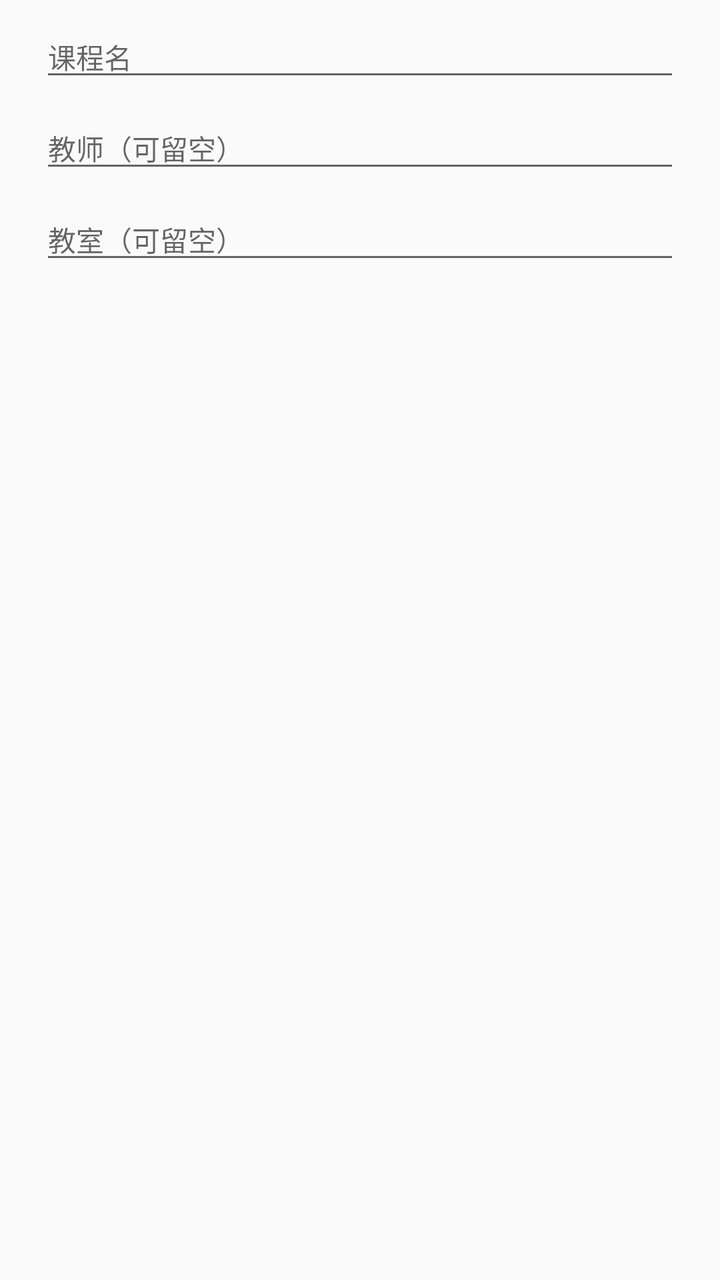
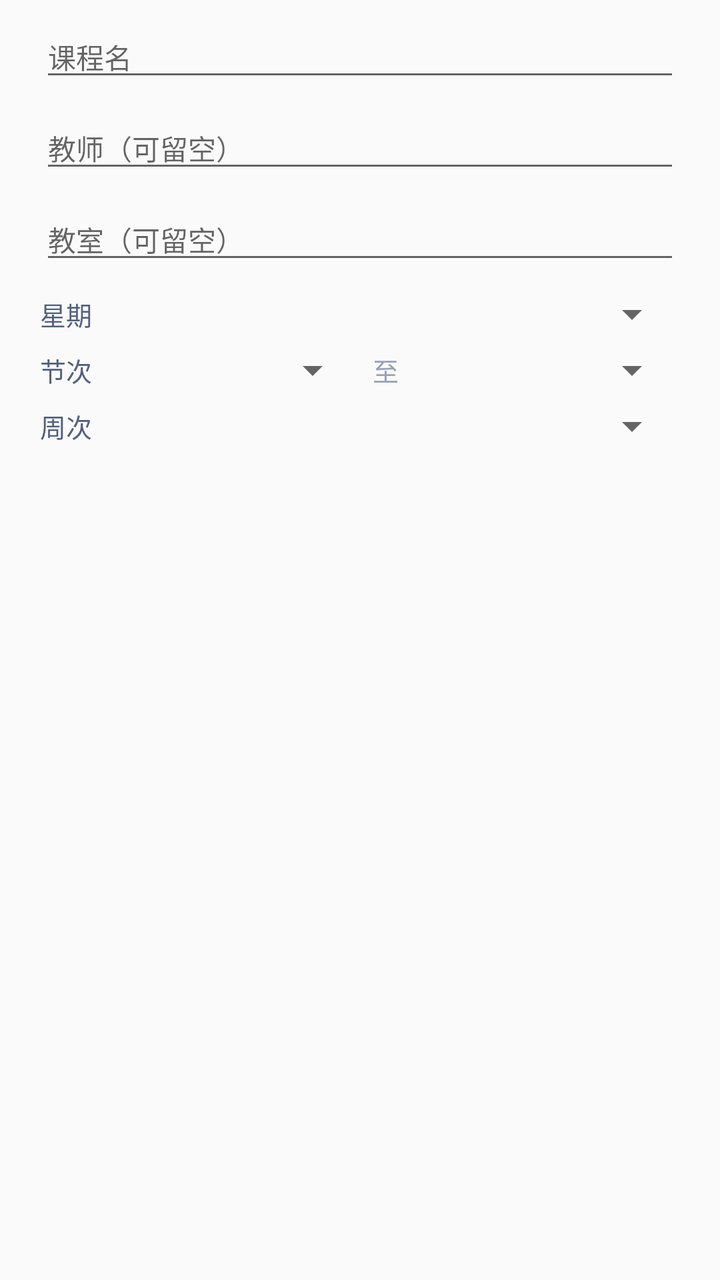

Two renders of the same Android screen: before a commit and after it. Below are the layout's source before the change and the commit's diff.
<!-- AndroidManifest.xml: application theme AppTheme -->
<!-- res/layout/dialog_course_edit.xml -->
<?xml version="1.0" encoding="utf-8"?>
<LinearLayout xmlns:android="http://schemas.android.com/apk/res/android"
    android:layout_width="match_parent"
    android:layout_height="wrap_content"
    android:orientation="vertical"
    android:paddingStart="20dp"
    android:paddingEnd="20dp"
    android:paddingTop="8dp">

    <EditText
        android:id="@+id/ceName"
        android:layout_width="match_parent"
        android:layout_height="wrap_content"
        android:hint="课程名"
        android:importantForAutofill="no"
        android:inputType="text"
        android:maxLines="1"
        android:textSize="14sp" />

    <EditText
        android:id="@+id/ceTeacher"
        android:layout_width="match_parent"
        android:layout_height="wrap_content"
        android:layout_marginTop="8dp"
        android:hint="教师（可留空）"
        android:importantForAutofill="no"
        android:inputType="text"
        android:maxLines="1"
        android:textSize="14sp" />

    <EditText
        android:id="@+id/ceRoom"
        android:layout_width="match_parent"
        android:layout_height="wrap_content"
        android:layout_marginTop="8dp"
        android:layout_marginBottom="4dp"
        android:hint="教室（可留空）"
        android:importantForAutofill="no"
        android:inputType="text"
        android:maxLines="1"
        android:textSize="14sp" />
</LinearLayout>
<!-- resources referenced by this layout -->
<resources>
  <style name="AppTheme" parent="android:Theme.Material.Light.NoActionBar">
          <item name="android:statusBarColor">#ffffff</item>
          <item name="android:windowLightStatusBar">true</item>
      </style>
</resources>

<!-- the commit's change to res/layout/dialog_course_edit.xml (unified diff, before → after) -->
@@ -33,10 +33,139 @@
         android:layout_width="match_parent"
         android:layout_height="wrap_content"
         android:layout_marginTop="8dp"
-        android:layout_marginBottom="4dp"
         android:hint="教室（可留空）"
         android:importantForAutofill="no"
         android:inputType="text"
         android:maxLines="1"
         android:textSize="14sp" />
+
+    
+    <LinearLayout
+        android:layout_width="match_parent"
+        android:layout_height="wrap_content"
+        android:layout_marginTop="8dp"
+        android:orientation="horizontal"
+        android:gravity="center_vertical">
+
+        <TextView
+            android:layout_width="wrap_content"
+            android:layout_height="wrap_content"
+            android:text="星期"
+            android:textSize="13sp"
+            android:textColor="#55617A" />
+
+        <Spinner
+            android:id="@+id/ceDay"
+            android:layout_width="0dp"
+            android:layout_height="wrap_content"
+            android:layout_weight="1"
+            android:spinnerMode="dialog"
+            android:popupBackground="#FFFFFF" />
+    </LinearLayout>
+
+    <LinearLayout
+        android:layout_width="match_parent"
+        android:layout_height="wrap_content"
+        android:layout_marginTop="4dp"
+        android:orientation="horizontal"
+        android:gravity="center_vertical">
+
+        <TextView
+            android:layout_width="wrap_content"
+            android:layout_height="wrap_content"
+            android:text="节次"
+            android:textSize="13sp"
+            android:textColor="#55617A" />
+
+        <Spinner
+            android:id="@+id/ceStart"
+            android:layout_width="0dp"
+            android:layout_height="wrap_content"
+            android:layout_weight="1"
+            android:spinnerMode="dialog"
+            android:popupBackground="#FFFFFF" />
+
+        <TextView
+            android:layout_width="wrap_content"
+            android:layout_height="wrap_content"
+            android:layout_marginStart="6dp"
+            android:layout_marginEnd="6dp"
+            android:text="至"
+            android:textSize="13sp"
+            android:textColor="#9AA2B4" />
+
+        <Spinner
+            android:id="@+id/ceEnd"
+            android:layout_width="0dp"
+            android:layout_height="wrap_content"
+            android:layout_weight="1"
+            android:spinnerMode="dialog"
+            android:popupBackground="#FFFFFF" />
+    </LinearLayout>
+
+    <LinearLayout
+        android:layout_width="match_parent"
+        android:layout_height="wrap_content"
+        android:layout_marginTop="4dp"
+        android:orientation="horizontal"
+        android:gravity="center_vertical">
+
+        <TextView
+            android:layout_width="wrap_content"
+            android:layout_height="wrap_content"
+            android:text="周次"
+            android:textSize="13sp"
+            android:textColor="#55617A" />
+
+        <Spinner
+            android:id="@+id/ceWeeks"
+            android:layout_width="0dp"
+            android:layout_height="wrap_content"
+            android:layout_weight="1"
+            android:spinnerMode="dialog"
+            android:popupBackground="#FFFFFF" />
+    </LinearLayout>
+
+    <LinearLayout
+        android:id="@+id/ceCustomRow"
+        android:layout_width="match_parent"
+        android:layout_height="wrap_content"
+        android:layout_marginTop="2dp"
+        android:layout_marginBottom="4dp"
+        android:orientation="horizontal"
+        android:gravity="center_vertical"
+        android:visibility="gone">
+
+        <TextView
+            android:layout_width="wrap_content"
+            android:layout_height="wrap_content"
+            android:text="范围"
+            android:textSize="13sp"
+            android:textColor="#55617A" />
+
+        <Spinner
+            android:id="@+id/ceWeekFrom"
+            android:layout_width="0dp"
+            android:layout_height="wrap_content"
+            android:layout_weight="1"
+            android:spinnerMode="dialog"
+            android:popupBackground="#FFFFFF" />
+
+        <TextView
+            android:layout_width="wrap_content"
+            android:layout_height="wrap_content"
+            android:layout_marginStart="6dp"
+            android:layout_marginEnd="6dp"
+            android:text="至"
+            android:textSize="13sp"
+            android:textColor="#9AA2B4" />
+
+        <Spinner
+            android:id="@+id/ceWeekTo"
+            android:layout_width="0dp"
+            android:layout_height="wrap_content"
+            android:layout_weight="1"
+            android:spinnerMode="dialog"
+            android:popupBackground="#FFFFFF" />
+    </LinearLayout>
 </LinearLayout>
